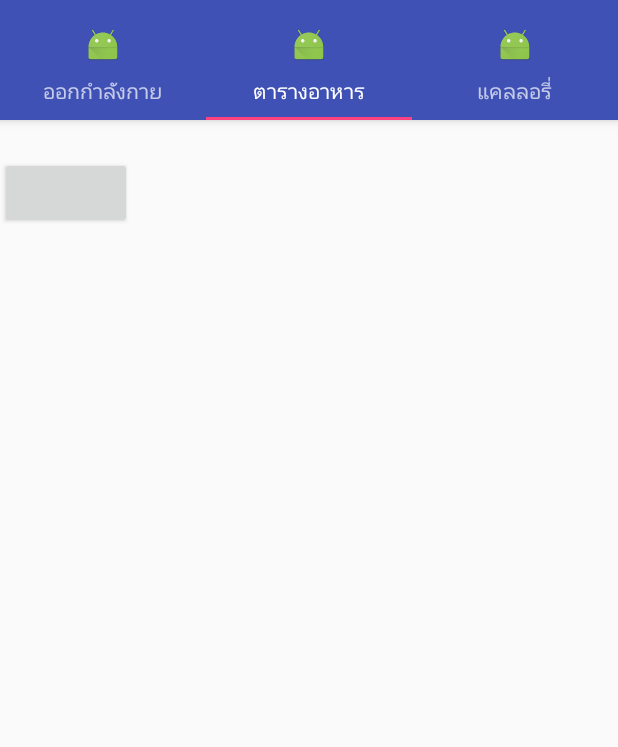
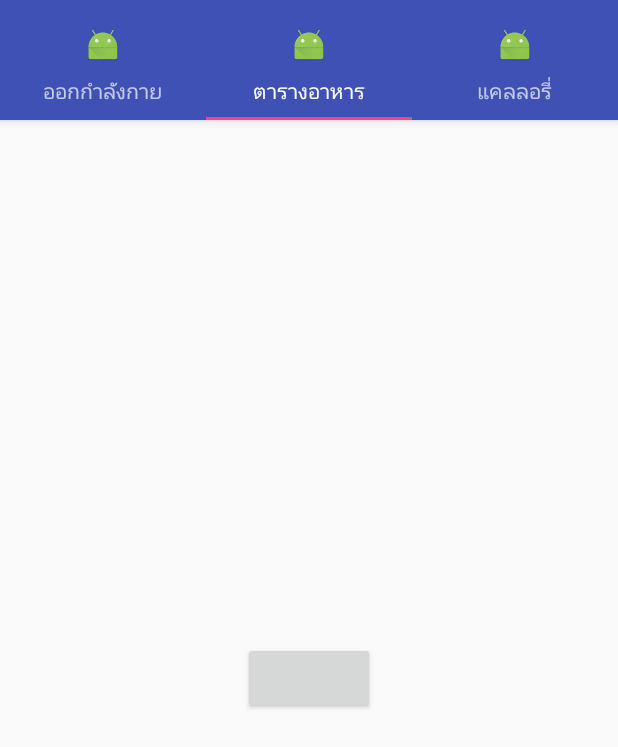
Before and after one commit to l2el3er/android_project, an Android app: the screen it shows after launch (MainActivity), tab 2 chosen, on a phone screen of 412 x 824 dp. Shown: the top 747 px of the screen. Run offline under Robolectric (Android 15) with nearby library versions, the phone set to English and light mode, and no system bars; libraries missing offline, so code that uses them is left out: com.facebook, com.facebook.appevents, com.facebook.login; plain views replace LoginButton; 10 statements that could not run were skipped.

Commit message:
facebook login

```diff
--- a/app/src/main/java/com/example/gunka/kujapom/FeedTwoFragment.java
+++ b/app/src/main/java/com/example/gunka/kujapom/FeedTwoFragment.java
@@ -1,11 +1,14 @@
 package com.example.gunka.kujapom;
 
 import android.content.Intent;
+import android.graphics.Bitmap;
+import android.graphics.BitmapFactory;
 import android.os.Bundle;
 import android.support.v4.app.Fragment;
 import android.view.LayoutInflater;
 import android.view.View;
 import android.view.ViewGroup;
+import android.widget.ImageView;
 import android.widget.TextView;
 
 import com.facebook.CallbackManager;
@@ -21,6 +24,12 @@ import com.facebook.login.widget.LoginButton;
 import org.json.JSONException;
 import org.json.JSONObject;
 
+import java.io.IOException;
+import java.io.InputStream;
+import java.net.HttpURLConnection;
+import java.net.MalformedURLException;
+import java.net.URL;
+
 /**
  * Created by gunka on 28-Apr-16.
  */
@@ -29,6 +38,8 @@ public class FeedTwoFragment extends Fragment {
     CallbackManager callbackManager;
     private LoginButton loginButton;
     private TextView info;
+    private ImageView imageView;
+    private Bitmap bitmap;
 
     @Override
     public View onCreateView(LayoutInflater inflater, ViewGroup container,
@@ -42,6 +53,9 @@ public class FeedTwoFragment extends Fragment {
         callbackManager = CallbackManager.Factory.create();
         info = (TextView) v.findViewById(R.id.info);
         loginButton = (LoginButton) v.findViewById(R.id.login_button);
+        imageView = (ImageView) v.findViewById(R.id.profile);
+
+
         loginButton.setFragment(this);
         loginButton.registerCallback(callbackManager, new FacebookCallback<LoginResult>() {
             @Override
@@ -51,7 +65,15 @@ public class FeedTwoFragment extends Fragment {
                         @Override
                         public void onCompleted(JSONObject object,GraphResponse response) {
                             try {
-                                    info.setText("Hi, " + object.getString("name"));
+                                //String profilePicUrl = object.getJSONObject("picture").getJSONObject("data").getString("url");
+                                //info.setText("สวัสดี, " + object.getJSONObject("picture").getJSONObject("data").getString("url"));
+                                //URL image_value = new URL("http://graph.facebook.com/"+id+"/picture" );
+
+                                String id = object.getString("id");
+                                String url = "http://graph.facebook.com/"+id+"/picture";
+                                //bitmap = getBitmapFromURL(url);
+                                //imageView.setImageBitmap(bitmap);
+                                info.setText("สวัสดี, " + object.getString("name") + url);
                             } catch(JSONException ex) {
                                 ex.printStackTrace();
                             }
@@ -81,4 +103,22 @@ public class FeedTwoFragment extends Fragment {
         callbackManager.onActivityResult(requestCode, resultCode, data);
     }
 
+    public Bitmap getBitmapFromURL(String src){
+        try {
+            URL url = new URL(src);
+            HttpURLConnection connection = (HttpURLConnection) url.openConnection();
+            connection.setDoInput(true);
+            connection.connect();
+            InputStream input = connection.getInputStream();
+            Bitmap myBit = BitmapFactory.decodeStream(input);
+            return myBit;
+        } catch (MalformedURLException e) {
+            e.printStackTrace();
+            return null;
+        } catch (IOException e) {
+            e.printStackTrace();
+            return null;
         }
+    }
+
+}
--- a/app/src/main/res/layout/facebook_login.xml
+++ b/app/src/main/res/layout/facebook_login.xml
@@ -1,23 +1,30 @@
 <?xml version="1.0" encoding="utf-8"?>
-<LinearLayout xmlns:android="http://schemas.android.com/apk/res/android"
+<RelativeLayout xmlns:android="http://schemas.android.com/apk/res/android"
     android:layout_width="match_parent"
     android:layout_height="match_parent"
     android:orientation="vertical">
+
+    <ImageView
+        android:id="@+id/profile"
+        android:layout_width="wrap_content"
+        android:layout_height="wrap_content"
+        android:layout_gravity="center" />
 
     <TextView
         android:layout_width="wrap_content"
         android:layout_height="wrap_content"
         android:id="@+id/info"
-        android:layout_alignParentLeft="true"
-        android:layout_alignParentTop="true"
         android:textSize="18sp"
-        />
+        android:layout_marginBottom="54dp"
+        android:layout_above="@+id/login_button"
+        android:layout_centerHorizontal="true" />
 
     <com.facebook.login.widget.LoginButton
         android:id="@+id/login_button"
         android:layout_width="wrap_content"
         android:layout_height="wrap_content"
-        android:layout_centerInParent="true"
-        />
+        android:layout_gravity="center_horizontal"
+        android:layout_centerVertical="true"
+        android:layout_centerHorizontal="true" />
 
-</LinearLayout>
+</RelativeLayout>
```
Lines whose indentation alone changed are shown as unchanged.
